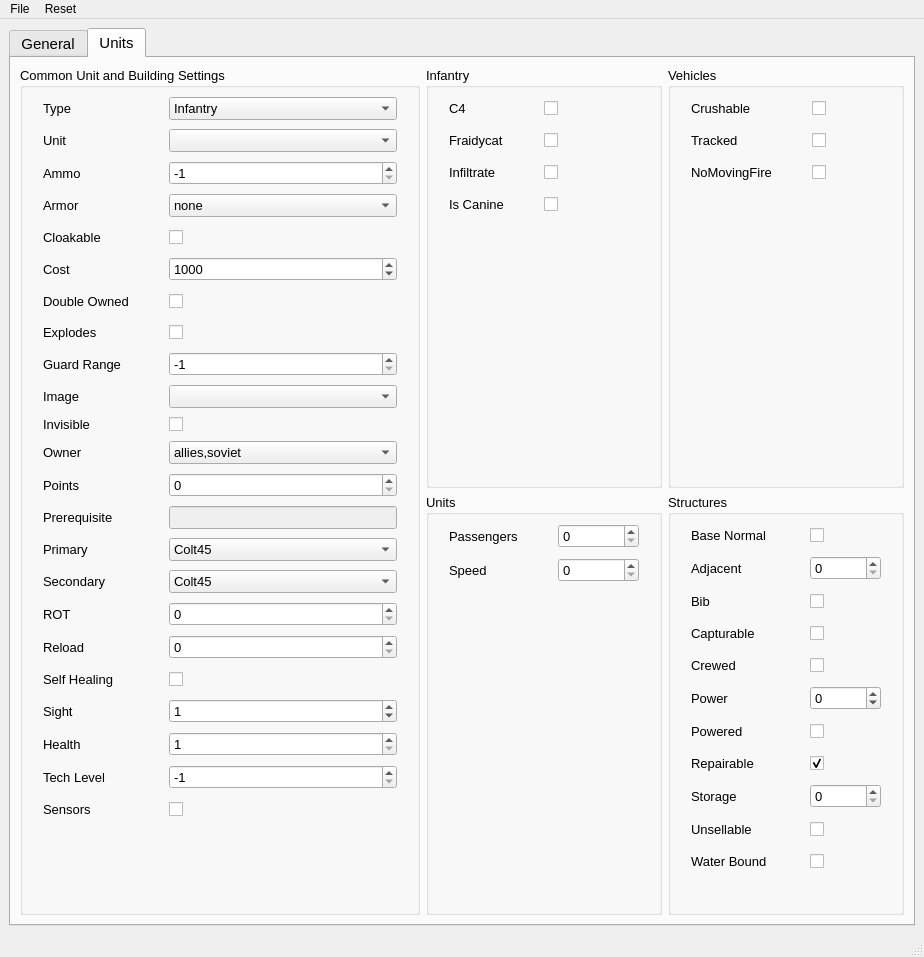
Above: src/view/core/app.ui from DavidWalshe93/Red-Alert-Remastered-Mod-Toolkit before the change. Below: the same form after it.
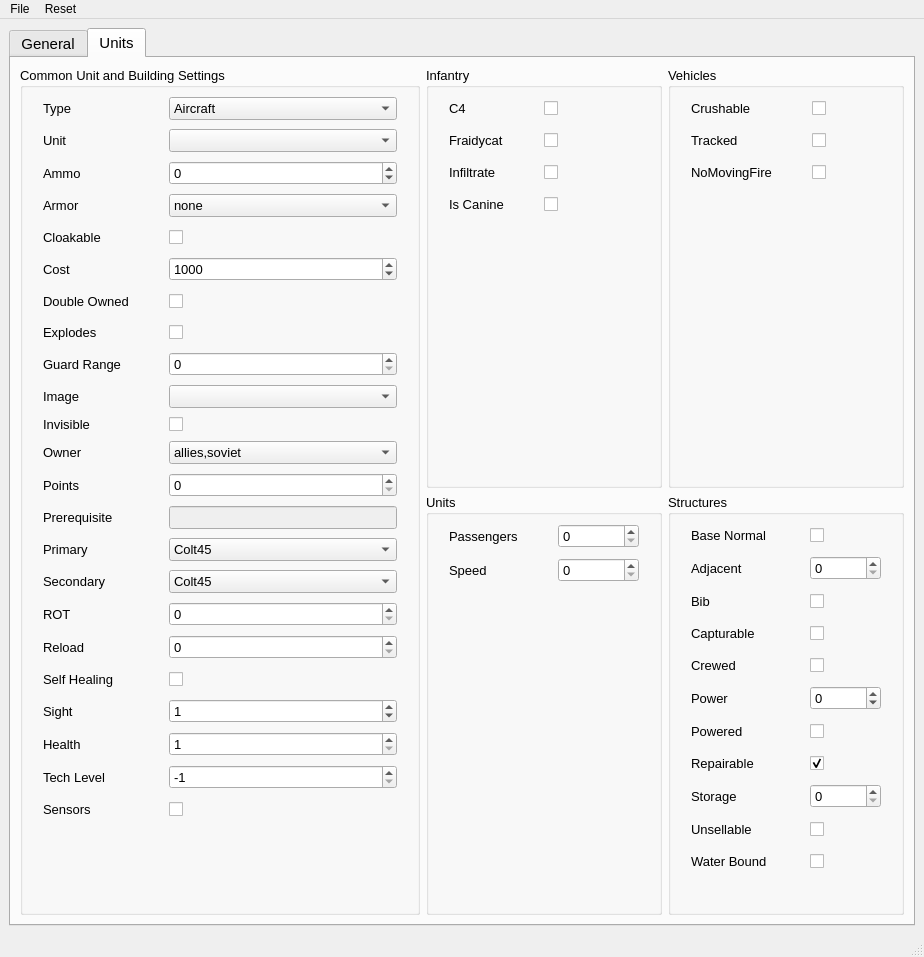
That is the form after the change. Icons and pictures are not drawn.

Diff of the .ui file:
```diff
--- a/src/view/core/app.ui
+++ b/src/view/core/app.ui
@@ -410,21 +410,6 @@
                <property name="toolTip">
                 <string>Select the unit or structure class type to edit.</string>
                </property>
-               <item>
-                <property name="text">
-                 <string>Infantry</string>
-                </property>
-               </item>
-               <item>
-                <property name="text">
-                 <string>Vehicles</string>
-                </property>
-               </item>
-               <item>
-                <property name="text">
-                 <string>Ships</string>
-                </property>
-               </item>
                <item>
                 <property name="text">
                  <string>Aircraft</string>
@@ -477,7 +462,7 @@
                 <number>10</number>
                </property>
                <property name="value">
-                <number>-1</number>
+                <number>0</number>
                </property>
                <property name="property_name" stdset="0">
                 <string>ammo</string>
@@ -651,13 +636,13 @@
                 <string>Distance to scan for enemies to attack (def=use weapon range)</string>
                </property>
                <property name="minimum">
-                <number>-1</number>
+                <number>0</number>
                </property>
                <property name="maximum">
                 <number>100</number>
                </property>
                <property name="value">
-                <number>-1</number>
+                <number>0</number>
                </property>
                <property name="property_name" stdset="0">
                 <string>guard_range</string>
```
Left out of the diff: 26 changed lines with no effect on the pictures.
